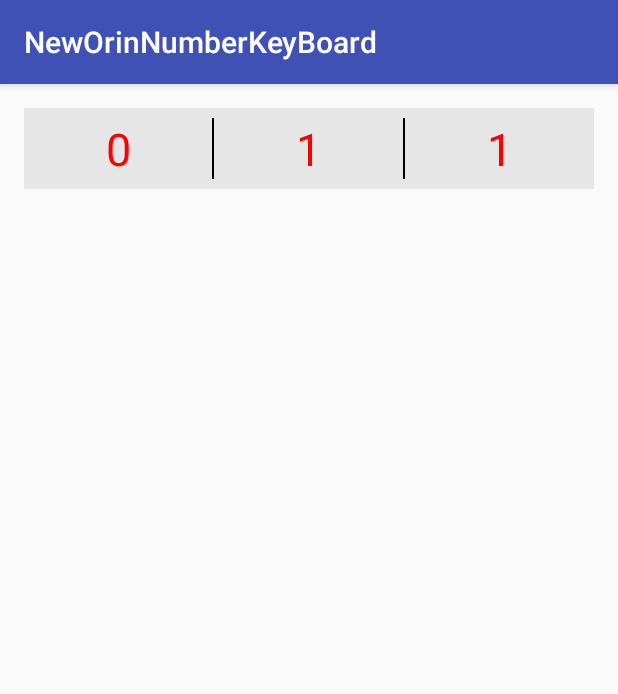
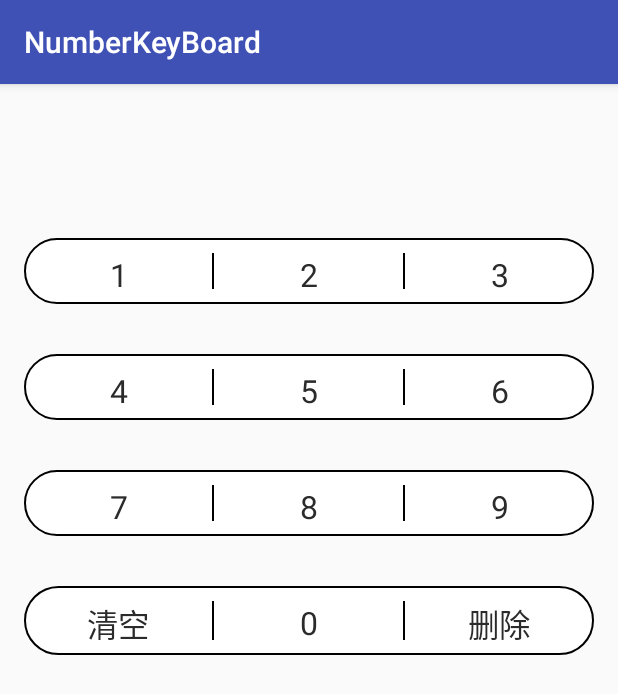
Before and after one commit to NewOrin/NewOrinNumberKeyBoard, an Android app: the screen it shows after launch (MainActivity), on a phone screen of 412 x 824 dp. Shown: the top 694 px of the screen. Run offline under Robolectric (Android 15) with nearby library versions, the phone set to English and light mode, and no system bars.

Commit message:
完成所有功能

```diff
--- a/app/src/main/java/com/neworin/neworinnumberkeyboard/MainActivity.java
+++ b/app/src/main/java/com/neworin/neworinnumberkeyboard/MainActivity.java
@@ -2,13 +2,22 @@ package com.neworin.neworinnumberkeyboard;
 
 import android.support.v7.app.AppCompatActivity;
 import android.os.Bundle;
+import android.widget.Toast;
 
-public class MainActivity extends AppCompatActivity {
+public class MainActivity extends AppCompatActivity implements NumberKeyBoardView.ITextClickListener {
+
+    private NumberKeyBoardView mNumberKeyBoardView;
 
     @Override
     protected void onCreate(Bundle savedInstanceState) {
         super.onCreate(savedInstanceState);
         setContentView(R.layout.activity_main);
+        mNumberKeyBoardView = (NumberKeyBoardView) findViewById(R.id.numberkeyboardview);
+        mNumberKeyBoardView.setiTextClickListener(this);
+    }
 
+    @Override
+    public void onTextClick(String text) {
+        Toast.makeText(this, text, Toast.LENGTH_SHORT).show();
     }
 }
--- a/app/src/main/java/com/neworin/neworinnumberkeyboard/NumberKeyBoardView.java
+++ b/app/src/main/java/com/neworin/neworinnumberkeyboard/NumberKeyBoardView.java
@@ -6,9 +6,9 @@ import android.graphics.Color;
 import android.graphics.drawable.Drawable;
 import android.util.AttributeSet;
 import android.view.Gravity;
+import android.view.View;
 import android.view.ViewGroup;
 import android.widget.LinearLayout;
-import android.widget.RelativeLayout;
 import android.widget.TextView;
 
 /**
@@ -18,15 +18,28 @@ import android.widget.TextView;
 
 public class NumberKeyBoardView extends LinearLayout {
 
-    private int textColor;
-    private float textSize;
-    private Drawable textBackground;
+    private int numColor;//数字颜色
+    private float numSize;//文字大小
 
     private TextView numText;
 
-    private LayoutParams rightParams;
-    private LayoutParams centerParams;
-    private LayoutParams leftParams;
+    private Context mContext;
+    private LayoutParams lineartParams;
+    private LayoutParams textParams;
+    private LinearLayout mViewLayout;
+
+    private static final int LAYOUT_PADDING = 80;
+    private static final int TEXT_SIZE_DEFUALT = 5;
+
+    private ITextClickListener iTextClickListener;
+
+    public void setiTextClickListener(ITextClickListener iTextClickListener) {
+        this.iTextClickListener = iTextClickListener;
+    }
+
+    public interface ITextClickListener {
+        void onTextClick(String text);
+    }
 
     public NumberKeyBoardView(Context context) {
         this(context, null);
@@ -34,6 +47,7 @@ public class NumberKeyBoardView extends LinearLayout {
 
     public NumberKeyBoardView(Context context, AttributeSet attrs) {
         super(context, attrs);
+        this.mContext = context;
         init(context, attrs);
     }
 
@@ -41,61 +55,195 @@ public class NumberKeyBoardView extends LinearLayout {
      * @param context
      */
     private void init(Context context, AttributeSet attrs) {
-        this.setHorizontalGravity(VERTICAL);
-        this.setPadding(0, 10, 0, 10);
-//        this.setBackgroundResource(R.drawable.linearlayout_bg);
-//        this.setWeightSum(3);
-        this.setBackgroundResource(R.color.colorNumKeyBoard);
+
+        //设置控件属性
+        this.setOrientation(VERTICAL);
+        this.setPadding(0, LAYOUT_PADDING, 0, LAYOUT_PADDING);
+
+        /**
+         * 获取属性
+         */
         TypedArray ta = context.obtainStyledAttributes(attrs, R.styleable.MyKeyBoardView);
-        textColor = ta.getColor(R.styleable.MyKeyBoardView_textColor, 0);
-        textSize = ta.getDimension(R.styleable.MyKeyBoardView_textSize, 10);
-        textBackground = ta.getDrawable(R.styleable.MyKeyBoardView_textBackground);
+        numColor = ta.getColor(R.styleable.MyKeyBoardView_numColor, getResources().getColor(R.color.colorNumber));
+        numSize = ta.getDimension(R.styleable.MyKeyBoardView_numSize, TEXT_SIZE_DEFUALT);
         ta.recycle();
-        numText = new TextView(context);
-        numText.setTextSize(textSize);
-        numText.setTextColor(textColor);
-//        numText.setBackground(textBackground);
 
-        leftParams = new LayoutParams(ViewGroup.LayoutParams.WRAP_CONTENT, ViewGroup.LayoutParams.MATCH_PARENT);
-        leftParams.weight = 1;
+        /**
+         * 横向LineaLayout布局1
+         */
+        mViewLayout = getParentLayout();
+        //添加1
+        mViewLayout.addView(getNumText("1"), getTextParams());
+        numText.setOnClickListener(new OnClickListener() {
+            @Override
+            public void onClick(View view) {
+                iTextClickListener.onTextClick("1");
+            }
+        });
+        //添加2
+        mViewLayout.addView(getNumText("2"), getTextParams());
+        numText.setOnClickListener(new OnClickListener() {
+            @Override
+            public void onClick(View view) {
+                iTextClickListener.onTextClick("2");
+            }
+        });
+        //添加3
+        mViewLayout.addView(getNumText("3"), getTextParams());
+        numText.setOnClickListener(new OnClickListener() {
+            @Override
+            public void onClick(View view) {
+                iTextClickListener.onTextClick("3");
+            }
+        });
+        //添加第一行
+        addView(mViewLayout, getParentParams());
+
+        /**
+         * 横向LineaLayout布局2
+         */
+        mViewLayout = getParentLayout();
+        //添加4
+        mViewLayout.addView(getNumText("4"), getTextParams());
+        numText.setOnClickListener(new OnClickListener() {
+            @Override
+            public void onClick(View view) {
+                iTextClickListener.onTextClick("4");
+            }
+        });
+        //添加5
+        mViewLayout.addView(getNumText("5"), getTextParams());
+        numText.setOnClickListener(new OnClickListener() {
+            @Override
+            public void onClick(View view) {
+                iTextClickListener.onTextClick("5");
+            }
+        });
+        //添加6
+        mViewLayout.addView(getNumText("6"), getTextParams());
+        numText.setOnClickListener(new OnClickListener() {
+            @Override
+            public void onClick(View view) {
+                iTextClickListener.onTextClick("6");
+            }
+        });
+        //添加第二行
+        addView(mViewLayout, getParentParams());
+
+        /**
+         * 横向LineaLayout布局3
+         */
+        mViewLayout = getParentLayout();
+        //添加7
+        mViewLayout.addView(getNumText("7"), getTextParams());
+        numText.setOnClickListener(new OnClickListener() {
+            @Override
+            public void onClick(View view) {
+                iTextClickListener.onTextClick("7");
+            }
+        });
+        //添加8
+        mViewLayout.addView(getNumText("8"), getTextParams());
+        numText.setOnClickListener(new OnClickListener() {
+            @Override
+            public void onClick(View view) {
+                iTextClickListener.onTextClick("8");
+            }
+        });
+        //添加9
+        mViewLayout.addView(getNumText("9"), getTextParams());
+        numText.setOnClickListener(new OnClickListener() {
+            @Override
+            public void onClick(View view) {
+                iTextClickListener.onTextClick("9");
+            }
+        });
+        //添加第三行
+        addView(mViewLayout, getParentParams());
+        /**
+         * 横向LineaLayout布局3
+         */
+        mViewLayout = getParentLayout();
+        //添加清空
+        mViewLayout.addView(getNumText("清空"), getTextParams());
+        numText.setOnClickListener(new OnClickListener() {
+            @Override
+            public void onClick(View view) {
+                iTextClickListener.onTextClick("清空");
+            }
+        });
+        //添加0
+        mViewLayout.addView(getNumText("0"), getTextParams());
+        numText.setOnClickListener(new OnClickListener() {
+            @Override
+            public void onClick(View view) {
+                iTextClickListener.onTextClick("0");
+            }
+        });
+        //添加删除
+        mViewLayout.addView(getNumText("删除"), getTextParams());
+        numText.setOnClickListener(new OnClickListener() {
+            @Override
+            public void onClick(View view) {
+                iTextClickListener.onTextClick("删除");
+            }
+        });
+        //添加第四行
+        addView(mViewLayout, getParentParams());
+
+    }
+
+    /**
+     * 获取文字属性
+     *
+     * @param text
+     */
+    private TextView getNumText(String text) {
+        numText = new TextView(mContext);
+        numText.setText(text);
+        numText.setTextSize(numSize);
+        numText.setTextColor(numColor);
         numText.setGravity(Gravity.CENTER);
-        numText.setText("0");
-        addView(numText, leftParams);
+        return numText;
+    }
 
-        TextView line = new TextView(context);
-        line.setTextColor(Color.BLUE);
-        line.setBackgroundColor(Color.BLACK);
-        LayoutParams params = new LayoutParams(1, ViewGroup.LayoutParams.MATCH_PARENT);
-        params.topMargin = 10;
-        params.bottomMargin = 10;
-//        addView(line, params);
+    /**
+     * 文字控件属性设置
+     *
+     * @return
+     */
+    private LayoutParams getTextParams() {
+        textParams = new LayoutParams(0, ViewGroup.LayoutParams.MATCH_PARENT);//定义宽，高属性
+        textParams.weight = 1;
+        return textParams;
+    }
 
-        centerParams = new LayoutParams(ViewGroup.LayoutParams.WRAP_CONTENT, ViewGroup.LayoutParams.MATCH_PARENT);//定义宽，高属性
-        numText = new TextView(context);
-        numText.setTextSize(textSize);
-        numText.setTextColor(textColor);
-//        numText.setBackground(textBackground);
-        numText.setText("1");
-        numText.setGravity(Gravity.CENTER);
-        centerParams.weight = 1;
-        addView(numText, centerParams);
+    /**
+     * 设置 parent layout
+     *
+     * @return
+     */
+    private LinearLayout getParentLayout() {
+        mViewLayout = new LinearLayout(mContext);
+        mViewLayout.setHorizontalGravity(HORIZONTAL);
+        mViewLayout.setBackgroundColor(Color.BLUE);
+        mViewLayout.setShowDividers(SHOW_DIVIDER_MIDDLE);
+        mViewLayout.setBackgroundResource(R.drawable.linearlayout_bg);
+        mViewLayout.setWeightSum(3);
+        mViewLayout.setDividerDrawable(getResources().getDrawable(R.drawable.linearlayout_divider));
+        return mViewLayout;
+    }
 
-        line = new TextView(context);
-        line.setTextColor(Color.BLUE);
-        line.setBackgroundColor(Color.BLACK);
-        params = new LayoutParams(1, ViewGroup.LayoutParams.MATCH_PARENT);
-        params.topMargin = 10;
-        params.bottomMargin = 10;
-        //        addView(line, params);
+    /**
+     * 获得 parent layout 属性
+     *
+     * @return
+     */
+    private LayoutParams getParentParams() {
+        lineartParams = new LayoutParams(ViewGroup.LayoutParams.MATCH_PARENT, ViewGroup.LayoutParams.WRAP_CONTENT);
+        lineartParams.weight = 1;
+        lineartParams.topMargin = 50;
+        return lineartParams;
+    }
 
-        rightParams = new LayoutParams(ViewGroup.LayoutParams.WRAP_CONTENT, ViewGroup.LayoutParams.MATCH_PARENT);//定义宽，高属性
-        numText = new TextView(context);
-        numText.setTextSize(textSize);
-        numText.setTextColor(textColor);
-        numText.setGravity(Gravity.CENTER);
-        rightParams.weight = 1;
-//        numText.setBackground(textBackground);
-        numText.setText("1");
-        addView(numText, rightParams);
-    }
 }
--- a/app/src/main/res/drawable/linearlayout_bg.xml
+++ b/app/src/main/res/drawable/linearlayout_bg.xml
@@ -1,7 +1,11 @@
 <?xml version="1.0" encoding="utf-8"?>
-<shape xmlns:android="http://schemas.android.com/apk/res/android" >
-    <solid android:color="#ff8"/>
-    <padding android:top="10px" android:bottom="10px"/>
-    <corners android:radius="16px"/>
-    <stroke android:width="1px" android:color="#000"/>
+<shape xmlns:android="http://schemas.android.com/apk/res/android">
+    <solid android:color="#fff" />
+    <padding
+        android:bottom="10dp"
+        android:top="10dp" />
+    <corners android:radius="50dp" />
+    <stroke
+        android:width="1dp"
+        android:color="#000" />
 </shape>
--- a/app/src/main/res/layout/activity_main.xml
+++ b/app/src/main/res/layout/activity_main.xml
@@ -4,7 +4,7 @@
     xmlns:tools="http://schemas.android.com/tools"
     android:id="@+id/activity_main"
     android:layout_width="match_parent"
-    android:layout_height="match_parent"
+    android:layout_height="450dp"
     android:paddingBottom="@dimen/activity_vertical_margin"
     android:paddingLeft="@dimen/activity_horizontal_margin"
     android:paddingRight="@dimen/activity_horizontal_margin"
@@ -13,11 +13,9 @@
 
     <com.neworin.neworinnumberkeyboard.NumberKeyBoardView
         android:layout_width="match_parent"
-        android:layout_height="wrap_content"
-        android:background="@drawable/linearlayout_bg"
-        android:divider="@drawable/linearlayout_divider"
-        android:showDividers="middle"
-        app:textBackground="#ABC"
-        app:textColor="#f00"
-        app:textSize="20sp" />
+        android:layout_height="match_parent"
+        app:numColor="#2B2B2B"
+        android:id="@+id/numberkeyboardview"
+        app:numBackground="#ABC"
+        app:numSize="14sp" />
 </RelativeLayout>
--- a/app/src/main/res/values/attrs.xml
+++ b/app/src/main/res/values/attrs.xml
@@ -1,8 +1,8 @@
 <?xml version="1.0" encoding="utf-8"?>
 <resources>
     <declare-styleable name="MyKeyBoardView">
-        <attr name="textColor" format="color" />
-        <attr name="textSize" format="dimension" />
-        <attr name="textBackground" format="color|reference" />
+        <attr name="numColor" format="color" />
+        <attr name="numSize" format="dimension" />
+        <attr name="numBackground" format="color|reference" />
     </declare-styleable>
 </resources>
--- a/app/src/main/res/values/colors.xml
+++ b/app/src/main/res/values/colors.xml
@@ -4,4 +4,5 @@
     <color name="colorPrimaryDark">#303F9F</color>
     <color name="colorAccent">#FF4081</color>
     <color name="colorNumKeyBoard">#E6E6E6</color>
+    <color name="colorNumber">#2B2B2B</color>
 </resources>
--- a/app/src/main/res/values/strings.xml
+++ b/app/src/main/res/values/strings.xml
@@ -1,3 +1,3 @@
 <resources>
-    <string name="app_name">NewOrinNumberKeyBoard</string>
+    <string name="app_name">NumberKeyBoard</string>
 </resources>
```
